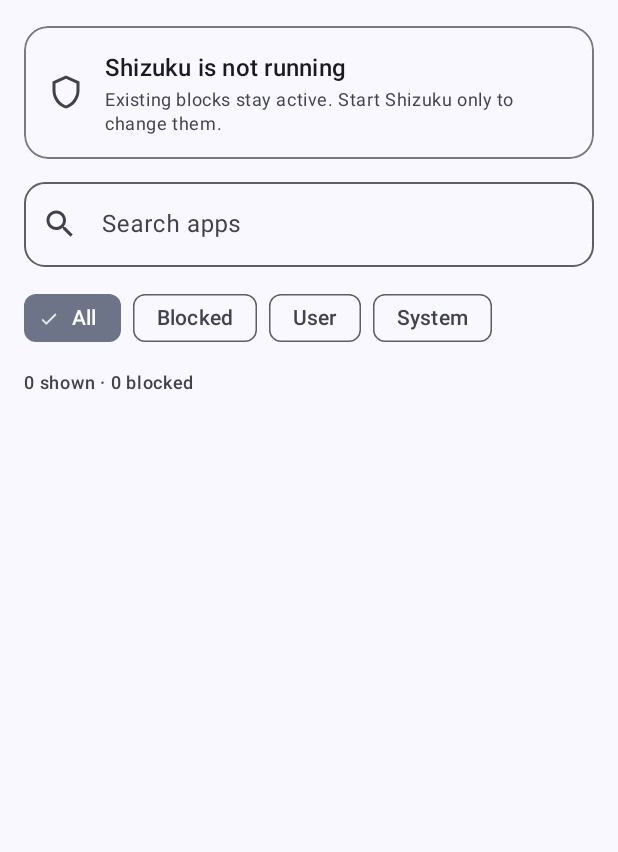
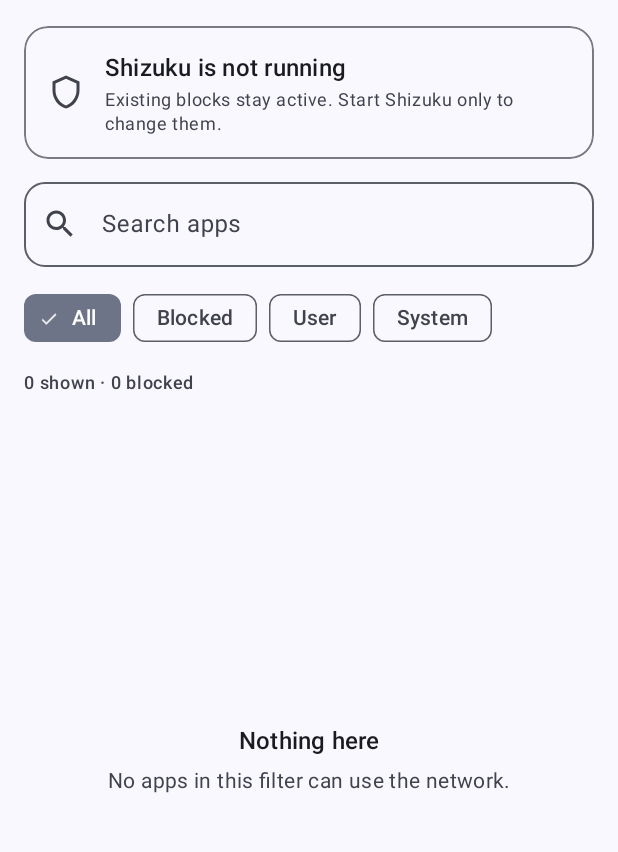
Before and after one commit to mimbasher/NetControl, an Android app: the screen it shows after launch (MainActivity), on a phone screen of 412 x 824 dp, the part 70-922 px from its top. Run offline under Robolectric (Android 15) with nearby library versions, the phone set to English and light mode, and no system bars; libraries missing offline, so code that uses them is left out: rikka.shizuku; 5 statements that could not run were skipped.

Commit message:
Explain the empty list instead of showing a blank screen
A list with nothing in it was the one screen that could not account for itself.
Searching for Chrome with the User filter selected gave a blank wall and no
hint that Chrome is a system app and the filter was hiding it, which looks far
more like a broken app than a filtered one.

The list area now says why it is empty and, where there is one, offers the way
out:

  loading                       spinner and "Loading apps"
  blocked filter, none blocked  how to block something
  query hidden by the filter    how many it matches elsewhere, Show all apps
  query matches nothing         Clear search, and why some apps never appear
  filter genuinely empty        says so

The view lives in its own view_empty.xml, included by both the portrait and
landscape layouts, so the two cannot drift apart as they would if the markup
were duplicated.

The search field and the All chip become fields so the two buttons can drive
them. applyFilter now calls a matchesQuery helper rather than inlining the
test, since counting matches outside the current filter needs the same check.

Verified on an emulator in both orientations: all four messages appear with the
right text, the plural form is right for one match, Show all apps moves the
chip and reveals the result, and Clear search empties the field.

```diff
--- a/app/src/main/java/com/alex/netcontrol/MainActivity.java
+++ b/app/src/main/java/com/alex/netcontrol/MainActivity.java
@@ -23,6 +23,7 @@ import androidx.recyclerview.widget.RecyclerView;
 
 import com.google.android.material.appbar.MaterialToolbar;
 import com.google.android.material.button.MaterialButton;
+import com.google.android.material.chip.Chip;
 import com.google.android.material.chip.ChipGroup;
 import com.google.android.material.color.DynamicColors;
 import com.google.android.material.materialswitch.MaterialSwitch;
@@ -96,6 +97,15 @@ public class MainActivity extends AppCompatActivity {
 
     private String query = "";
     private int filter = F_ALL;
+    /** True until loadApps has reported back, so the blank list can say so. */
+    private boolean loading = true;
+
+    private TextInputEditText searchField;
+    private Chip chipAll;
+    private View empty;
+    private View emptySpinner;
+    private TextView emptyTitle, emptyBody;
+    private MaterialButton emptyAction;
 
     static class App {
         ApplicationInfo info;
@@ -129,6 +139,11 @@ public class MainActivity extends AppCompatActivity {
         statusAction = findViewById(R.id.statusAction);
         summary = findViewById(R.id.summary);
         list = findViewById(R.id.list);
+        empty = findViewById(R.id.empty);
+        emptySpinner = findViewById(R.id.emptySpinner);
+        emptyTitle = findViewById(R.id.emptyTitle);
+        emptyBody = findViewById(R.id.emptyBody);
+        emptyAction = findViewById(R.id.emptyAction);
 
         MaterialToolbar toolbar = findViewById(R.id.toolbar);
         toolbar.inflateMenu(R.menu.main);
@@ -139,8 +154,9 @@ public class MainActivity extends AppCompatActivity {
         list.setAdapter(adapter);
         list.setHasFixedSize(false);
 
-        TextInputEditText search = findViewById(R.id.search);
-        search.addTextChangedListener(new TextWatcher() {
+        searchField = findViewById(R.id.search);
+        chipAll = findViewById(R.id.chipAll);
+        searchField.addTextChangedListener(new TextWatcher() {
             public void beforeTextChanged(CharSequence s, int a, int b, int c) { }
             public void onTextChanged(CharSequence s, int a, int b, int c) { }
             public void afterTextChanged(Editable s) {
@@ -486,6 +502,7 @@ public class MainActivity extends AppCompatActivity {
         }
         Collections.sort(found, (x, y) -> x.label.compareToIgnoreCase(y.label));
         runOnUiThread(() -> {
+            loading = false;
             all.clear();
             all.addAll(found);
             applyFilter();
@@ -499,13 +516,75 @@ public class MainActivity extends AppCompatActivity {
             if (filter == F_BLOCKED && !a.wanted) continue;
             if (filter == F_USER && a.system) continue;
             if (filter == F_SYSTEM && !a.system) continue;
-            if (!query.isEmpty()
-                    && !a.label.toLowerCase(Locale.ROOT).contains(query)
-                    && !a.pkg.toLowerCase(Locale.ROOT).contains(query)) continue;
+            if (!matchesQuery(a)) continue;
             shown.add(a);
         }
         adapter.notifyDataSetChanged();
         refreshSummary();
+        updateEmpty();
+    }
+
+    private boolean matchesQuery(App a) {
+        if (query.isEmpty()) return true;
+        return a.label.toLowerCase(Locale.ROOT).contains(query)
+                || a.pkg.toLowerCase(Locale.ROOT).contains(query);
+    }
+
+    /**
+     * A blank list is the one screen that cannot explain itself, so say why it
+     * is blank and, where there is one, offer the way out. The most common case
+     * by far is searching for something real while a filter is hiding it, for
+     * example looking for Chrome with User selected when Chrome is a system app.
+     */
+    private void updateEmpty() {
+        if (!shown.isEmpty()) {
+            empty.setVisibility(View.GONE);
+            list.setVisibility(View.VISIBLE);
+            return;
+        }
+        empty.setVisibility(View.VISIBLE);
+        list.setVisibility(View.GONE);
+        emptySpinner.setVisibility(loading ? View.VISIBLE : View.GONE);
+        emptyBody.setVisibility(View.GONE);
+        emptyAction.setVisibility(View.GONE);
+
+        if (loading) {
+            emptyTitle.setText(R.string.empty_loading);
+            return;
+        }
+
+        // How many apps the search would find if no filter were applied.
+        int elsewhere = 0;
+        for (App a : all) if (matchesQuery(a)) elsewhere++;
+
+        if (!query.isEmpty() && elsewhere > 0) {
+            emptyTitle.setText(R.string.empty_filtered_title);
+            emptyBody.setText(getResources().getQuantityString(
+                    R.plurals.empty_filtered_body, elsewhere, elsewhere, query));
+            emptyBody.setVisibility(View.VISIBLE);
+            emptyAction.setText(R.string.empty_show_all);
+            emptyAction.setVisibility(View.VISIBLE);
+            emptyAction.setOnClickListener(v -> chipAll.setChecked(true));
+            return;
+        }
+        if (!query.isEmpty()) {
+            emptyTitle.setText(getString(R.string.empty_nomatch_title, query));
+            emptyBody.setText(R.string.empty_nomatch_body);
+            emptyBody.setVisibility(View.VISIBLE);
+            emptyAction.setText(R.string.empty_clear_search);
+            emptyAction.setVisibility(View.VISIBLE);
+            emptyAction.setOnClickListener(v -> searchField.setText(""));
+            return;
+        }
+        if (filter == F_BLOCKED) {
+            emptyTitle.setText(R.string.empty_blocked_title);
+            emptyBody.setText(R.string.empty_blocked_body);
+            emptyBody.setVisibility(View.VISIBLE);
+            return;
+        }
+        emptyTitle.setText(R.string.empty_filter_title);
+        emptyBody.setText(R.string.empty_filter_body);
+        emptyBody.setVisibility(View.VISIBLE);
     }
 
     private void refreshSummary() {
--- a/app/src/main/res/layout-land/activity_main.xml
+++ b/app/src/main/res/layout-land/activity_main.xml
@@ -186,14 +186,21 @@
             </LinearLayout>
 
             <!-- List column -->
-            <androidx.recyclerview.widget.RecyclerView
-                android:id="@+id/list"
+            <FrameLayout
                 android:layout_width="0dp"
                 android:layout_height="match_parent"
-                android:layout_weight="6"
-                android:paddingBottom="24dp"
-                android:clipToPadding="false"
-                android:scrollbars="vertical" />
+                android:layout_weight="6">
+
+                <androidx.recyclerview.widget.RecyclerView
+                    android:id="@+id/list"
+                    android:layout_width="match_parent"
+                    android:layout_height="match_parent"
+                    android:paddingBottom="24dp"
+                    android:clipToPadding="false"
+                    android:scrollbars="vertical" />
+
+                <include layout="@layout/view_empty" />
+            </FrameLayout>
         </LinearLayout>
     </LinearLayout>
 </androidx.coordinatorlayout.widget.CoordinatorLayout>
--- a/app/src/main/res/layout/activity_main.xml
+++ b/app/src/main/res/layout/activity_main.xml
@@ -166,13 +166,20 @@
             android:textAppearance="@style/TextAppearance.Material3.LabelMedium"
             android:textColor="?attr/colorOnSurfaceVariant" />
 
-        <androidx.recyclerview.widget.RecyclerView
-            android:id="@+id/list"
+        <FrameLayout
             android:layout_width="match_parent"
             android:layout_height="0dp"
-            android:layout_weight="1"
-            android:paddingBottom="24dp"
-            android:clipToPadding="false"
-            android:scrollbars="vertical" />
+            android:layout_weight="1">
+
+            <androidx.recyclerview.widget.RecyclerView
+                android:id="@+id/list"
+                android:layout_width="match_parent"
+                android:layout_height="match_parent"
+                android:paddingBottom="24dp"
+                android:clipToPadding="false"
+                android:scrollbars="vertical" />
+
+            <include layout="@layout/view_empty" />
+        </FrameLayout>
     </LinearLayout>
 </androidx.coordinatorlayout.widget.CoordinatorLayout>
--- /dev/null
+++ b/app/src/main/res/layout/view_empty.xml
@@ -0,0 +1,49 @@
+<?xml version="1.0" encoding="utf-8"?>
+<!-- Shown in place of the list when there is nothing to show. Included by both
+     the portrait and landscape layouts so the two cannot drift apart. -->
+<LinearLayout xmlns:android="http://schemas.android.com/apk/res/android"
+    xmlns:app="http://schemas.android.com/apk/res-auto"
+    android:id="@+id/empty"
+    android:layout_width="match_parent"
+    android:layout_height="match_parent"
+    android:orientation="vertical"
+    android:gravity="center"
+    android:paddingHorizontal="32dp"
+    android:paddingBottom="32dp"
+    android:visibility="gone">
+
+    <com.google.android.material.progressindicator.CircularProgressIndicator
+        android:id="@+id/emptySpinner"
+        android:layout_width="wrap_content"
+        android:layout_height="wrap_content"
+        android:layout_marginBottom="16dp"
+        android:indeterminate="true"
+        app:indicatorSize="36dp"
+        app:trackThickness="3dp"
+        android:visibility="gone" />
+
+    <TextView
+        android:id="@+id/emptyTitle"
+        android:layout_width="match_parent"
+        android:layout_height="wrap_content"
+        android:gravity="center"
+        android:textAppearance="@style/TextAppearance.Material3.TitleMedium" />
+
+    <TextView
+        android:id="@+id/emptyBody"
+        android:layout_width="match_parent"
+        android:layout_height="wrap_content"
+        android:layout_marginTop="6dp"
+        android:gravity="center"
+        android:textAppearance="@style/TextAppearance.Material3.BodyMedium"
+        android:textColor="?attr/colorOnSurfaceVariant"
+        android:visibility="gone" />
+
+    <com.google.android.material.button.MaterialButton
+        android:id="@+id/emptyAction"
+        style="@style/Widget.Material3.Button.TonalButton"
+        android:layout_width="wrap_content"
+        android:layout_height="wrap_content"
+        android:layout_marginTop="20dp"
+        android:visibility="gone" />
+</LinearLayout>
--- a/app/src/main/res/values/strings.xml
+++ b/app/src/main/res/values/strings.xml
@@ -11,4 +11,18 @@
     <string name="block">Block</string>
     <string name="menu_updates">Check for updates</string>
     <string name="update_no_browser">No browser available to open the Releases page</string>
+    <string name="empty_loading">Loading apps</string>
+    <string name="empty_blocked_title">Nothing blocked yet</string>
+    <string name="empty_blocked_body">Flip the switch next to an app to cut it off from WiFi and mobile data.</string>
+    <string name="empty_nomatch_title">No apps match \u201c%1$s\u201d</string>
+    <string name="empty_nomatch_body">Only apps that can use the network are listed here.</string>
+    <string name="empty_filtered_title">No matches in this filter</string>
+    <plurals name="empty_filtered_body">
+        <item quantity="one">\u201c%2$s\u201d matches %1$d app under another filter.</item>
+        <item quantity="other">\u201c%2$s\u201d matches %1$d apps under another filter.</item>
+    </plurals>
+    <string name="empty_filter_title">Nothing here</string>
+    <string name="empty_filter_body">No apps in this filter can use the network.</string>
+    <string name="empty_show_all">Show all apps</string>
+    <string name="empty_clear_search">Clear search</string>
 </resources>
```
